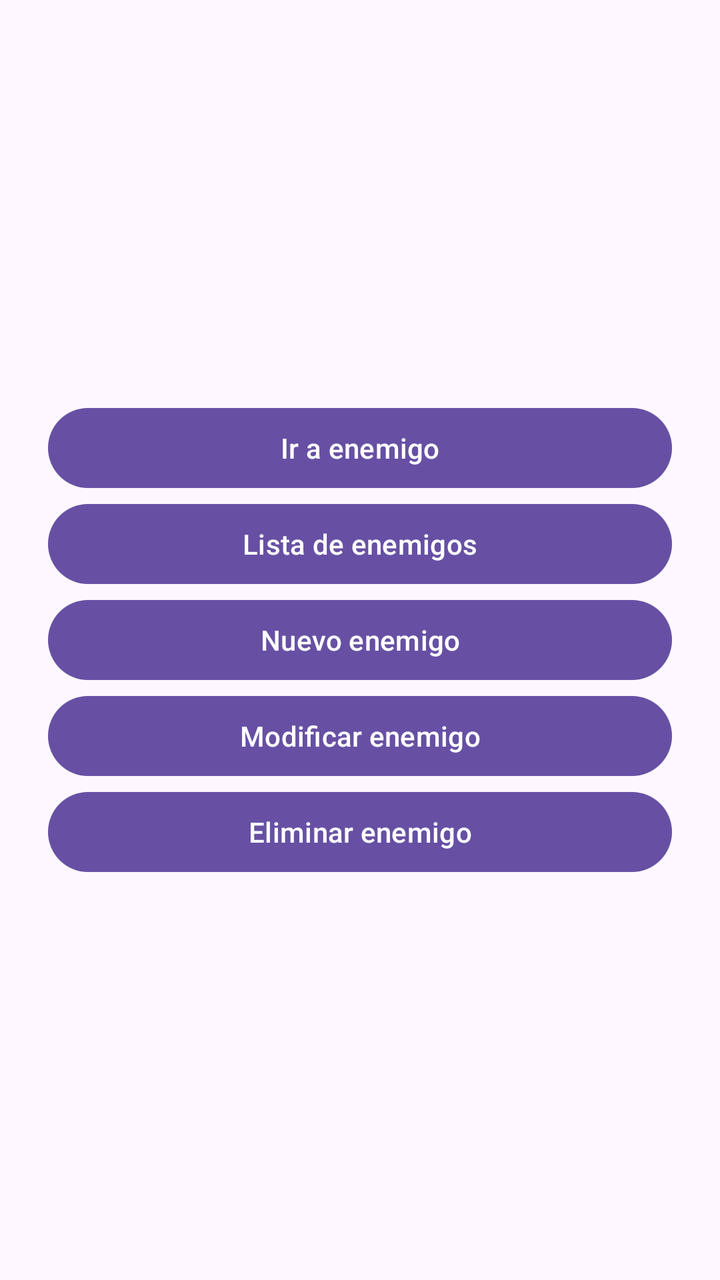
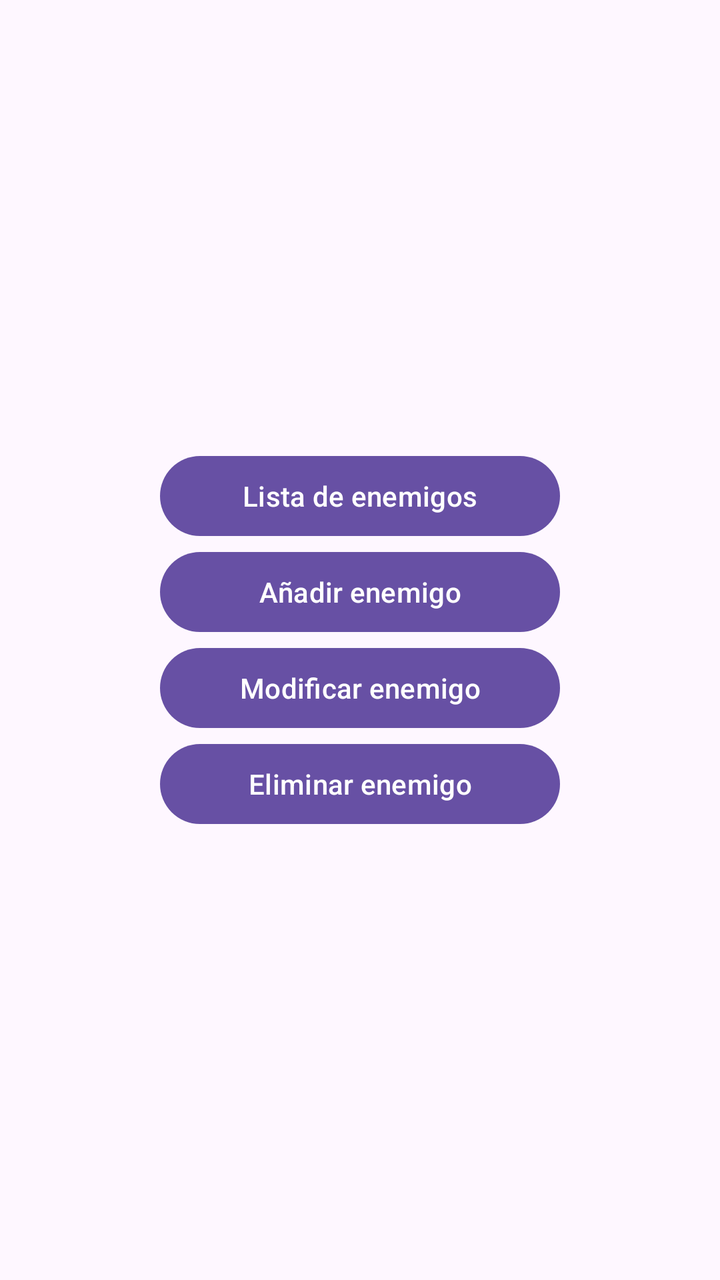

Screens rendered from an Android XML layout before and after an edit, with the pre-edit source and the edit as a unified diff.
<!-- AndroidManifest.xml: application theme Theme.Android_LunaLorena -->
<!-- res/layout/activity_menu_enemigos.xml -->
<?xml version="1.0" encoding="utf-8"?>
<LinearLayout xmlns:android="http://schemas.android.com/apk/res/android"
    xmlns:tools="http://schemas.android.com/tools"
    android:id="@+id/main"
    android:layout_width="match_parent"
    android:layout_height="match_parent"
    android:orientation="vertical"
    android:gravity="center"
    android:padding="24dp"
    tools:context=".MainActivity">

    <Button
        android:id="@+id/bIrEnemigo"
        android:layout_width="match_parent"
        android:layout_height="wrap_content"
        android:text="Ir a enemigo" />

    <Button
        android:id="@+id/bLista"
        android:layout_width="match_parent"
        android:layout_height="wrap_content"
        android:text="Lista de enemigos" />

    <Button
        android:id="@+id/bNuevo"
        android:layout_width="match_parent"
        android:layout_height="wrap_content"
        android:text="Nuevo enemigo" />

    <Button
        android:id="@+id/bModificar"
        android:layout_width="match_parent"
        android:layout_height="wrap_content"
        android:text="Modificar enemigo" />

    <Button
        android:id="@+id/bEliminar"
        android:layout_width="match_parent"
        android:layout_height="wrap_content"
        android:text="Eliminar enemigo" />
</LinearLayout>
<!-- resources referenced by this layout -->
<resources>
  <style name="Theme.Android_LunaLorena" parent="Base.Theme.Android_LunaLorena" />
  <style name="Base.Theme.Android_LunaLorena" parent="Theme.Material3.DayNight.NoActionBar">
          
          
      </style>
</resources>

<!-- the commit's change to res/layout/activity_menu_enemigos.xml (unified diff, before → after) -->
@@ -10,32 +10,26 @@
     tools:context=".MainActivity">
 
     <Button
-        android:id="@+id/bIrEnemigo"
-        android:layout_width="match_parent"
-        android:layout_height="wrap_content"
-        android:text="Ir a enemigo" />
-
-    <Button
         android:id="@+id/bLista"
-        android:layout_width="match_parent"
+        android:layout_width="200dp"
         android:layout_height="wrap_content"
         android:text="Lista de enemigos" />
 
     <Button
         android:id="@+id/bNuevo"
-        android:layout_width="match_parent"
+        android:layout_width="200dp"
         android:layout_height="wrap_content"
-        android:text="Nuevo enemigo" />
+        android:text="Añadir enemigo" />
 
     <Button
         android:id="@+id/bModificar"
-        android:layout_width="match_parent"
+        android:layout_width="200dp"
         android:layout_height="wrap_content"
         android:text="Modificar enemigo" />
 
     <Button
         android:id="@+id/bEliminar"
-        android:layout_width="match_parent"
+        android:layout_width="200dp"
         android:layout_height="wrap_content"
         android:text="Eliminar enemigo" />
 </LinearLayout>
